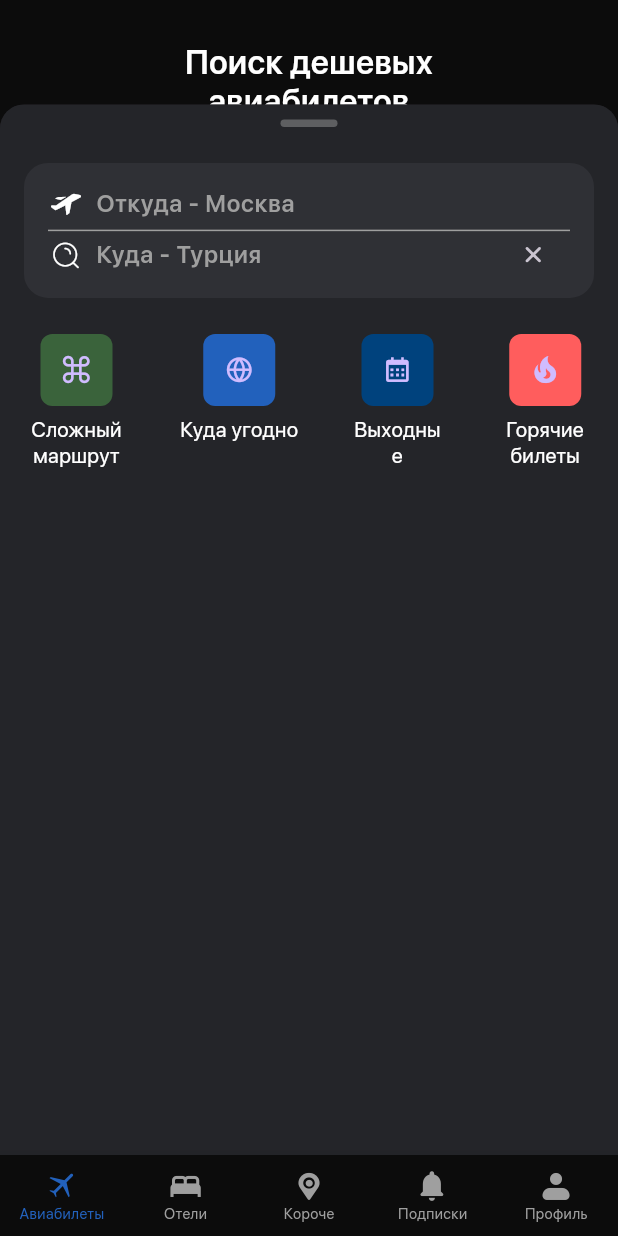
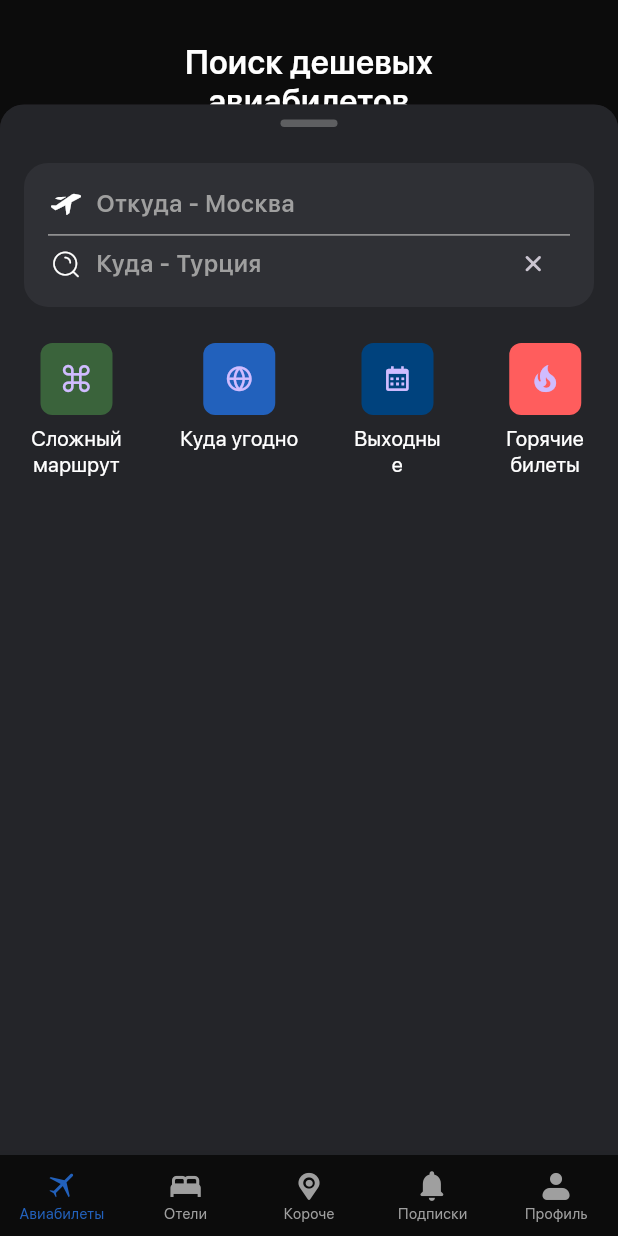
Before and after one commit to goliksim/effective_sales, a Flutter app: the screen it shows after launch, after a tap on "Откуда - Москва", on a phone screen of 412 x 824 dp. Run offline on Flutter 3.47's test engine with Material 3 defaults, Android fonts, the phone set to English and light mode, and no system bars; our stand-ins replace dio, flutter_bloc, freezed_annotation, get_it, go_router, injectable and 3 more; generated files the repository leaves out were written again; network calls fail.

Commit message:
fix: ui and navigation fixes

```diff
--- /dev/null
+++ b/lib/common/ui/error_widget.dart
@@ -0,0 +1,63 @@
+import 'package:effective_sales/app/localization/localization_extension.dart';
+import 'package:effective_sales/app/theme/app_theme_colors.dart';
+import 'package:effective_sales/app/theme/app_theme_data.dart';
+import 'package:flutter/material.dart';
+
+class MyErrorWidget extends StatelessWidget {
+  const MyErrorWidget({super.key, required this.onRetry});
+  final Function() onRetry;
+
+  @override
+  Widget build(BuildContext context) {
+    return Padding(
+      padding: const EdgeInsets.symmetric(horizontal: 16),
+      child: Column(
+        mainAxisAlignment: MainAxisAlignment.center,
+        crossAxisAlignment: CrossAxisAlignment.center,
+        children: [
+          Icon(
+            Icons.warning_rounded,
+            size: 36,
+            color: context.myColors.orange,
+          ),
+          const SizedBox(
+            height: 8,
+          ),
+          Text(
+            context.S.network_error_title,
+            style: context.myStyles.title2,
+            textAlign: TextAlign.center,
+          ),
+          const SizedBox(
+            height: 8,
+          ),
+          Text(
+            context.S.network_error_body,
+            style: context.myStyles.text1,
+            textAlign: TextAlign.center,
+          ),
+          const SizedBox(
+            height: 8,
+          ),
+          ElevatedButton(
+            style: ElevatedButton.styleFrom(
+              shape: RoundedRectangleBorder(
+                borderRadius: BorderRadius.circular(16.0),
+              ),
+            ),
+            onPressed: () => onRetry.call(),
+            child: SizedBox(
+              width: double.infinity,
+              height: 24,
+              child: Text(
+                context.S.network_error_retry,
+                textAlign: TextAlign.center,
+                style: context.myStyles.buttontext1,
+              ),
+            ),
+          ),
+        ],
+      ),
+    );
+  }
+}
--- /dev/null
+++ b/lib/common/ui/shimmer_box.dart
@@ -0,0 +1,34 @@
+import 'package:effective_sales/app/theme/app_theme_colors.dart';
+import 'package:flutter/material.dart';
+
+class ShimerBox extends StatelessWidget {
+  const ShimerBox(
+    this.height,
+    this.width,
+    this.margin, {
+    this.color,
+    super.key,
+    this.child,
+  });
+  final EdgeInsets? margin;
+  final double? height;
+  final double? width;
+  final Color? color;
+  final Widget? child;
+
+  @override
+  Widget build(BuildContext context) {
+    return SizedBox(
+      height: height,
+      width: width,
+      child: Card(
+        margin: margin,
+        shape: RoundedRectangleBorder(
+          borderRadius: BorderRadius.circular(16.0),
+        ),
+        color: color ?? context.myColors.grey2,
+        child: child,
+      ),
+    );
+  }
+}
--- a/lib/main_features/flight_tickets/common/bloc/route_search_events.dart
+++ b/lib/main_features/flight_tickets/common/bloc/route_search_events.dart
@@ -3,7 +3,8 @@ part of 'route_search_bloc.dart';
 @freezed
 abstract class RouteSearchEvent with _$RouteSearchEvent {
   const factory RouteSearchEvent.load() = _LoadRouteSearch;
-  const factory RouteSearchEvent.confirmArrivalByString(String newArrival) = _ArrivalStringConfirm;
+  const factory RouteSearchEvent.confirmArrivalByString(String newArrival, BuildContext? context) =
+      _ArrivalStringConfirm;
 
   const factory RouteSearchEvent.confirmDepartureByString(String newDeparture) = _DepartureStringConfirm;
 
--- a/lib/main_features/flight_tickets/common/ui/route_search_elements/route_search_city_widget.dart
+++ b/lib/main_features/flight_tickets/common/ui/route_search_elements/route_search_city_widget.dart
@@ -59,7 +59,7 @@ class RouteSearchCityWidget extends StatelessWidget {
             IconButton(
               splashRadius: 16,
               padding: EdgeInsets.zero,
-              onPressed: onActionIcon,
+              onPressed: () => onActionIcon?.call(),
               icon: actionIcon!,
             )
         ],
--- a/lib/main_features/flight_tickets/common/ui/route_search_elements/route_search_left_icon.dart
+++ b/lib/main_features/flight_tickets/common/ui/route_search_elements/route_search_left_icon.dart
@@ -16,7 +16,7 @@ class RouteSearchLeftIcon extends StatelessWidget {
         child: IconButton(
           splashRadius: 18,
           padding: EdgeInsets.zero,
-          onPressed: () => leftIconAction ?? {},
+          onPressed: () => leftIconAction?.call(),
           icon: leftIcon,
         ),
       ),
--- a/lib/main_features/flight_tickets/common/ui/route_search_elements/route_search_text_field.dart
+++ b/lib/main_features/flight_tickets/common/ui/route_search_elements/route_search_text_field.dart
@@ -45,7 +45,7 @@ class _RouteSearchTextFieldState extends State<RouteSearchTextField> {
       controller: _textController,
       style: context.myStyles.buttontext1,
       inputFormatters: [
-        if (widget.cyrrilicInput) FilteringTextInputFormatter.allow(RegExp(r'[а-яА-Я]')),
+        if (widget.cyrrilicInput) FilteringTextInputFormatter.allow(RegExp(r'[а-яА-Я\s]')),
       ],
       decoration: InputDecoration(
         contentPadding: const EdgeInsets.symmetric(vertical: 8),
@@ -61,7 +61,9 @@ class _RouteSearchTextFieldState extends State<RouteSearchTextField> {
       ),
       onEditingComplete: () {
         FocusScope.of(context).unfocus();
-        widget.onEditingComplete?.call(_textController.text);
+        widget.onEditingComplete?.call(
+          _textController.text.trim(),
+        );
       },
     );
   }
--- a/lib/main_features/flight_tickets/common/ui/route_search_widget.dart
+++ b/lib/main_features/flight_tickets/common/ui/route_search_widget.dart
@@ -35,9 +35,8 @@ class RouteSearchWidget extends StatelessWidget {
 
   @override
   Widget build(BuildContext context) {
-    print('build RouteSearchWidget');
     return SizedBox(
-      height: 90,
+      height: height,
       width: double.infinity,
       child: Card(
         margin: EdgeInsets.zero,
@@ -63,7 +62,9 @@ class RouteSearchWidget extends StatelessWidget {
                       isDeparture: true,
                       leftIcon: departureIcon,
                       actionIcon: showSwapButton ? const Icon(EffectiveSalesIcons.swap) : null,
-                      onActionIcon: () {},
+                      onActionIcon: () {
+                        context.routeSearchBloc?.swap();
+                      },
                       hintText: context.S.f_page_search_departure_hint,
                       onEditingComplete: departureAction,
                     ),
--- a/lib/main_features/flight_tickets/common/ui/route_search_wrapper.dart
+++ b/lib/main_features/flight_tickets/common/ui/route_search_wrapper.dart
@@ -15,7 +15,6 @@ class RouteSearchWrapper extends StatelessWidget {
       buildWhen: (previous, current) {
         final condition = (previous.flightRoute.arrival != current.flightRoute.arrival ||
             previous.flightRoute.departure != current.flightRoute.departure);
-        print(condition);
         return condition;
       },
       builder: (context, state) => builder(context, state),
--- a/lib/main_features/flight_tickets/flight_page/ui/flight_page.dart
+++ b/lib/main_features/flight_tickets/flight_page/ui/flight_page.dart
@@ -1,5 +1,4 @@
 import 'package:effective_sales/main_features/flight_tickets/common/bloc/route_search_bloc.dart';
-import 'package:effective_sales/main_features/flight_tickets/flight_page/bloc/flight_page_bloc.dart';
 import 'package:effective_sales/main_features/flight_tickets/flight_page/ui/flight_page_appbar.dart';
 import 'package:effective_sales/main_features/flight_tickets/flight_page/ui/flight_page_body.dart';
 import 'package:flutter/material.dart';
@@ -14,6 +13,8 @@ class FlightPage extends StatefulWidget {
 class _FlightPageState extends State<FlightPage> {
   @override
   Widget build(BuildContext context) {
+    print('routeSearchBlock');
+    context.routeSearchBloc?.load();
     return const Scaffold(
       resizeToAvoidBottomInset: false,
       extendBody: true,
--- a/lib/main_features/flight_tickets/flight_page/ui/flight_page_appbar.dart
+++ b/lib/main_features/flight_tickets/flight_page/ui/flight_page_appbar.dart
@@ -4,7 +4,6 @@ import 'package:effective_sales/app/theme/app_theme_colors.dart';
 import 'package:effective_sales/app/theme/app_theme_data.dart';
 import 'package:effective_sales/app/theme/effective_sales_icons.dart';
 import 'package:effective_sales/common/ui/fade_animation.dart';
-import 'package:effective_sales/main_features/flight_tickets/common/bloc/route_search_bloc.dart';
 import 'package:effective_sales/main_features/flight_tickets/common/ui/route_search_animated_widget.dart';
 import 'package:effective_sales/main_features/flight_tickets/common/ui/route_search_wrapper.dart';
 import 'package:effective_sales/main_features/flight_tickets/pre_search/ui/pre_search_modal.dart';
--- a/lib/main_features/flight_tickets/flight_page/ui/flight_page_offers/flight_offers_error.dart
+++ b/lib/main_features/flight_tickets/flight_page/ui/flight_page_offers/flight_offers_error.dart
@@ -1,6 +1,4 @@
-import 'package:effective_sales/app/localization/localization_extension.dart';
-import 'package:effective_sales/app/theme/app_theme_colors.dart';
-import 'package:effective_sales/app/theme/app_theme_data.dart';
+import 'package:effective_sales/common/ui/error_widget.dart';
 import 'package:effective_sales/main_features/flight_tickets/flight_page/bloc/flight_page_bloc.dart';
 import 'package:flutter/material.dart';
 
@@ -10,56 +8,11 @@ class FlightOffersError extends StatelessWidget {
   @override
   Widget build(BuildContext context) {
     return SliverFillRemaining(
-      fillOverscroll: true,
-      child: Padding(
-        padding: const EdgeInsets.symmetric(horizontal: 16),
-        child: Column(
-          mainAxisAlignment: MainAxisAlignment.center,
-          crossAxisAlignment: CrossAxisAlignment.center,
-          children: [
-            Icon(
-              Icons.warning_rounded,
-              size: 36,
-              color: context.myColors.orange,
-            ),
-            const SizedBox(
-              height: 8,
-            ),
-            Text(
-              context.S.network_error_title,
-              style: context.myStyles.title2,
-              textAlign: TextAlign.center,
-            ),
-            const SizedBox(
-              height: 8,
-            ),
-            Text(
-              context.S.network_error_body,
-              style: context.myStyles.text1,
-              textAlign: TextAlign.center,
-            ),
-            const SizedBox(
-              height: 8,
-            ),
-            ElevatedButton(
-              style: ElevatedButton.styleFrom(
-                shape: RoundedRectangleBorder(
-                  borderRadius: BorderRadius.circular(16.0),
-                ),
-              ),
-              onPressed: () => context.flightPageBloc?.load(),
-              child: SizedBox(
-                width: double.infinity,
-                height: 24,
-                child: Text(
-                  context.S.network_error_retry,
-                  textAlign: TextAlign.center,
-                  style: context.myStyles.buttontext1,
-                ),
-              ),
-            ),
-          ],
-        ),
+      hasScrollBody: false,
+      child: MyErrorWidget(
+        onRetry: () {
+          context.flightPageBloc?.load();
+        },
       ),
     );
   }
--- a/lib/main_features/flight_tickets/flight_page/ui/flight_page_offers/flight_offers_shimmer.dart
+++ b/lib/main_features/flight_tickets/flight_page/ui/flight_page_offers/flight_offers_shimmer.dart
@@ -1,4 +1,4 @@
-import 'package:effective_sales/app/theme/app_theme_colors.dart';
+import 'package:effective_sales/common/ui/shimmer_box.dart';
 import 'package:flutter/material.dart';
 
 class FlightOffersShimmer extends StatelessWidget {
@@ -49,32 +49,3 @@ class FlightOffersShimmer extends StatelessWidget {
     );
   }
 }
-
-class ShimerBox extends StatelessWidget {
-  const ShimerBox(
-    this.height,
-    this.width,
-    this.margin, {
-    this.color,
-    super.key,
-  });
-  final EdgeInsets? margin;
-  final double? height;
-  final double? width;
-  final Color? color;
-
-  @override
-  Widget build(BuildContext context) {
-    return SizedBox(
-      height: height,
-      width: width,
-      child: Card(
-        margin: margin,
-        shape: RoundedRectangleBorder(
-          borderRadius: BorderRadius.circular(16.0),
-        ),
-        color: color ?? context.myColors.grey2,
-      ),
-    );
-  }
-}
```
Also changed, not shown: lib/main_features/flight_tickets/common/bloc/route_search_bloc.dart (+20 -2 lines), lib/main_features/flight_tickets/flight_page/ui/flight_page_offers/flight_offers_widget/flight_offers_widget.dart (+23 -0 lines).
